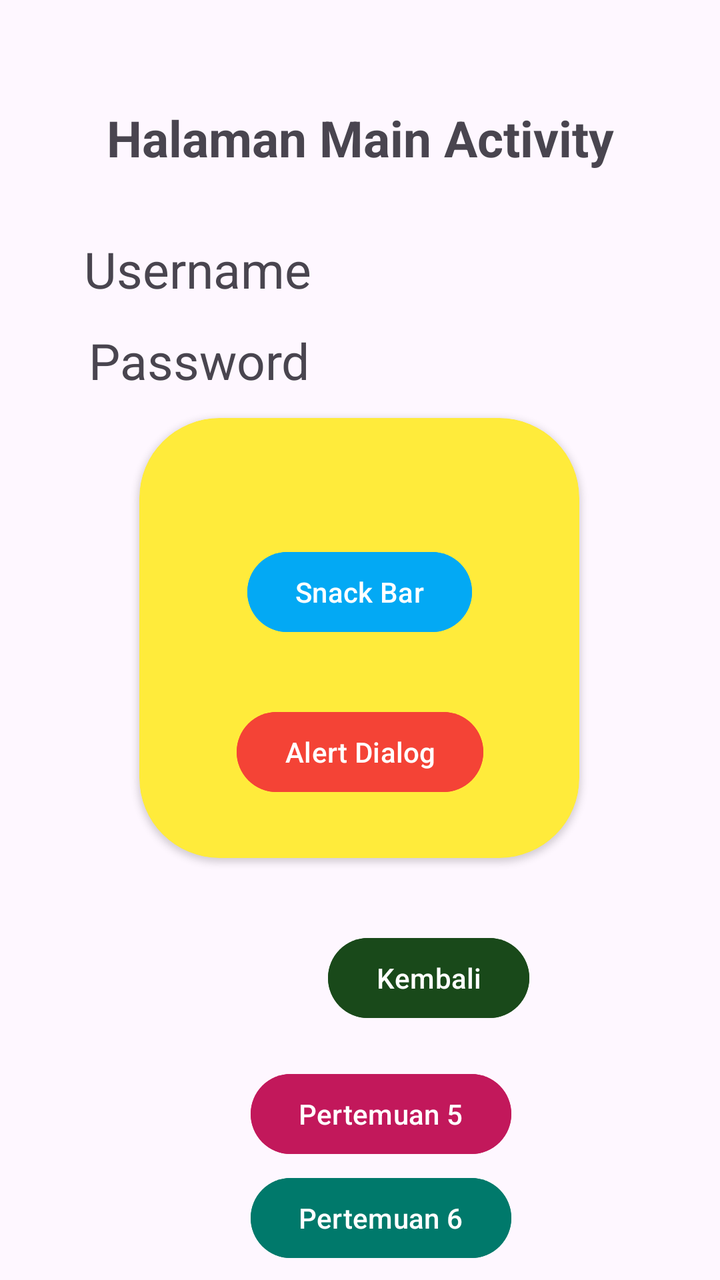
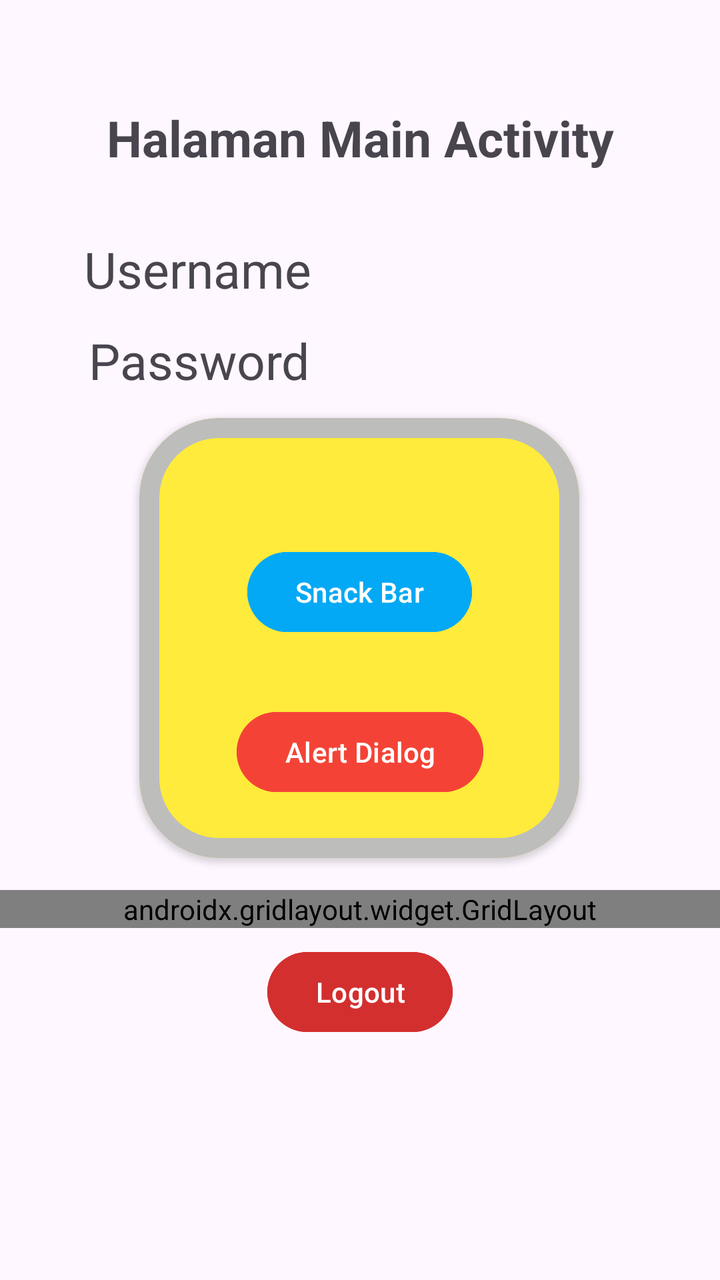

Screens rendered from an Android XML layout before and after an edit, with the pre-edit source and the edit as a unified diff.
<!-- AndroidManifest.xml: application theme Theme.AppCompat.Light.NoActionBar -->
<!-- res/layout/fragment_home.xml -->
<?xml version="1.0" encoding="utf-8"?>
<androidx.constraintlayout.widget.ConstraintLayout
    xmlns:android="http://schemas.android.com/apk/res/android"
    xmlns:app="http://schemas.android.com/apk/res-auto"
    xmlns:tools="http://schemas.android.com/tools"
    android:layout_width="match_parent"
    android:layout_height="match_parent"
    tools:context=".Home.HomeFragment">

    <TextView
        android:id="@+id/textView4"
        android:layout_width="wrap_content"
        android:layout_height="wrap_content"
        android:layout_marginTop="52dp"
        android:text="Halaman Main Activity"
        android:textSize="25sp"
        android:textStyle="bold"
        app:layout_constraintEnd_toEndOf="parent"
        app:layout_constraintStart_toStartOf="parent"
        app:layout_constraintTop_toTopOf="parent" />

    <TextView
        android:id="@+id/txtUsername"
        android:layout_width="wrap_content"
        android:layout_height="wrap_content"
        android:layout_marginTop="32dp"
        android:text="Username"
        android:textSize="25sp"
        app:layout_constraintEnd_toEndOf="parent"
        app:layout_constraintHorizontal_bias="0.171"
        app:layout_constraintStart_toStartOf="parent"
        app:layout_constraintTop_toBottomOf="@id/textView4" />

    <TextView
        android:id="@+id/txtPassword"
        android:layout_width="wrap_content"
        android:layout_height="wrap_content"
        android:layout_marginTop="12dp"
        android:text="Password"
        android:textSize="25sp"
        app:layout_constraintEnd_toEndOf="parent"
        app:layout_constraintHorizontal_bias="0.177"
        app:layout_constraintStart_toStartOf="parent"
        app:layout_constraintTop_toBottomOf="@id/txtUsername" />

    <androidx.cardview.widget.CardView
        android:id="@+id/materialCardView"
        android:layout_width="220dp"
        android:layout_height="220dp"
        android:layout_marginTop="12dp"
        app:cardBackgroundColor="#FFEB3B"
        app:cardCornerRadius="40dp"
        app:cardElevation="2dp"
        app:layout_constraintEnd_toEndOf="parent"
        app:layout_constraintHorizontal_bias="0.497"
        app:layout_constraintStart_toStartOf="parent"
        app:layout_constraintTop_toBottomOf="@id/txtPassword"
        app:strokeColor="#BDBDBC"
        app:strokeWidth="10dp">

        <androidx.constraintlayout.widget.ConstraintLayout
            android:layout_width="match_parent"
            android:layout_height="match_parent"
            android:layout_margin="15dp">

            <Button
                android:id="@+id/btnSnackBar"
                android:layout_width="wrap_content"
                android:layout_height="wrap_content"
                android:layout_marginTop="48dp"
                android:backgroundTint="#03A9F4"
                android:text="Snack Bar"
                app:layout_constraintEnd_toEndOf="parent"
                app:layout_constraintStart_toStartOf="parent"
                app:layout_constraintTop_toTopOf="parent" />

            <Button
                android:id="@+id/btnAlertDialog"
                android:layout_width="wrap_content"
                android:layout_height="wrap_content"
                android:layout_marginTop="32dp"
                android:backgroundTint="#F44336"
                android:text="Alert Dialog"
                app:layout_constraintBottom_toBottomOf="parent"
                app:layout_constraintEnd_toEndOf="parent"
                app:layout_constraintHorizontal_bias="0.505"
                app:layout_constraintStart_toStartOf="parent"
                app:layout_constraintTop_toBottomOf="@id/btnSnackBar"
                app:layout_constraintVertical_bias="0.0" />

        </androidx.constraintlayout.widget.ConstraintLayout>

    </androidx.cardview.widget.CardView>

    <Button
        android:id="@+id/btnKembali"
        android:layout_width="wrap_content"
        android:layout_height="wrap_content"
        android:layout_marginStart="164dp"
        android:layout_marginTop="36dp"
        android:backgroundTint="#19491A"
        android:text="Kembali"
        app:layout_constraintStart_toStartOf="parent"
        app:layout_constraintTop_toBottomOf="@id/materialCardView" />

    
    <Button
        android:id="@+id/btnToLima"
        android:layout_width="wrap_content"
        android:layout_height="wrap_content"
        android:layout_marginTop="20dp"
        android:backgroundTint="#C2185B"
        android:text="Pertemuan 5"
        app:layout_constraintEnd_toEndOf="parent"
        app:layout_constraintHorizontal_bias="0.546"
        app:layout_constraintStart_toStartOf="parent"
        app:layout_constraintTop_toBottomOf="@id/btnKembali" />

    
    <Button
        android:id="@+id/btnToSixth"
        android:layout_width="wrap_content"
        android:layout_height="wrap_content"
        android:layout_marginTop="4dp"
        android:backgroundTint="#00796B"
        android:text="Pertemuan 6"
        app:layout_constraintEnd_toEndOf="parent"
        app:layout_constraintHorizontal_bias="0.546"
        app:layout_constraintStart_toStartOf="parent"
        app:layout_constraintTop_toBottomOf="@id/btnToLima" />

    
    <Button
        android:id="@+id/btnLogout"
        android:layout_width="wrap_content"
        android:layout_height="wrap_content"
        android:layout_marginTop="20dp"
        android:backgroundTint="#D32F2F"
        android:text="Logout"
        app:layout_constraintEnd_toEndOf="parent"
        app:layout_constraintHorizontal_bias="0.537"
        app:layout_constraintStart_toStartOf="parent"
        app:layout_constraintTop_toBottomOf="@id/btnToSixth" />

</androidx.constraintlayout.widget.ConstraintLayout>
<!-- resources referenced by this layout -->
<resources>
  <style name="Theme.AppCompat.Light.NoActionBar" parent="Base.Theme.AppCompat.Light.NoActionBar" />
  <style name="Base.Theme.AppCompat.Light.NoActionBar" parent="Theme.Material3.DayNight.NoActionBar">
          
          
      </style>
</resources>

<!-- the commit's change to res/layout/fragment_home.xml (unified diff, before → after) -->
@@ -29,7 +29,7 @@
         app:layout_constraintEnd_toEndOf="parent"
         app:layout_constraintHorizontal_bias="0.171"
         app:layout_constraintStart_toStartOf="parent"
-        app:layout_constraintTop_toBottomOf="@id/textView4" />
+        app:layout_constraintTop_toBottomOf="@+id/textView4" />
 
     <TextView
         android:id="@+id/txtPassword"
@@ -41,9 +41,9 @@
         app:layout_constraintEnd_toEndOf="parent"
         app:layout_constraintHorizontal_bias="0.177"
         app:layout_constraintStart_toStartOf="parent"
-        app:layout_constraintTop_toBottomOf="@id/txtUsername" />
+        app:layout_constraintTop_toBottomOf="@+id/txtUsername" />
 
-    <androidx.cardview.widget.CardView
+    <com.google.android.material.card.MaterialCardView
         android:id="@+id/materialCardView"
         android:layout_width="220dp"
         android:layout_height="220dp"
@@ -54,7 +54,7 @@
         app:layout_constraintEnd_toEndOf="parent"
         app:layout_constraintHorizontal_bias="0.497"
         app:layout_constraintStart_toStartOf="parent"
-        app:layout_constraintTop_toBottomOf="@id/txtPassword"
+        app:layout_constraintTop_toBottomOf="@+id/txtPassword"
         app:strokeColor="#BDBDBC"
         app:strokeWidth="10dp">
 
@@ -85,61 +85,73 @@
                 app:layout_constraintEnd_toEndOf="parent"
                 app:layout_constraintHorizontal_bias="0.505"
                 app:layout_constraintStart_toStartOf="parent"
-                app:layout_constraintTop_toBottomOf="@id/btnSnackBar"
+                app:layout_constraintTop_toBottomOf="@+id/btnSnackBar"
                 app:layout_constraintVertical_bias="0.0" />
 
         </androidx.constraintlayout.widget.ConstraintLayout>
 
-    </androidx.cardview.widget.CardView>
-
-    <Button
-        android:id="@+id/btnKembali"
-        android:layout_width="wrap_content"
-        android:layout_height="wrap_content"
-        android:layout_marginStart="164dp"
-        android:layout_marginTop="36dp"
-        android:backgroundTint="#19491A"
-        android:text="Kembali"
-        app:layout_constraintStart_toStartOf="parent"
-        app:layout_constraintTop_toBottomOf="@id/materialCardView" />
+    </com.google.android.material.card.MaterialCardView>
 
     
-    <Button
-        android:id="@+id/btnToLima"
-        android:layout_width="wrap_content"
+    <androidx.gridlayout.widget.GridLayout
+        android:id="@+id/gridMenu"
+        android:layout_width="0dp"
         android:layout_height="wrap_content"
-        android:layout_marginTop="20dp"
-        android:backgroundTint="#C2185B"
-        android:text="Pertemuan 5"
+        android:layout_marginTop="16dp"
+        android:paddingHorizontal="16dp"
+        app:columnCount="2"
         app:layout_constraintEnd_toEndOf="parent"
-        app:layout_constraintHorizontal_bias="0.546"
         app:layout_constraintStart_toStartOf="parent"
-        app:layout_constraintTop_toBottomOf="@id/btnKembali" />
+        app:layout_constraintTop_toBottomOf="@+id/materialCardView"
+        app:useDefaultMargins="true">
+
+        <com.google.android.material.button.MaterialButton
+            android:id="@+id/btnKembali"
+            android:layout_width="0dp"
+            android:layout_height="wrap_content"
+            android:backgroundTint="#19491A"
+            android:text="Kembali"
+            app:layout_columnWeight="1"
+            app:layout_gravity="fill_horizontal" />
+
+        <com.google.android.material.button.MaterialButton
+            android:id="@+id/btnToLima"
+            android:layout_width="0dp"
+            android:layout_height="wrap_content"
+            android:backgroundTint="#C2185B"
+            android:text="Pertemuan 5"
+            app:layout_columnWeight="1"
+            app:layout_gravity="fill_horizontal" />
+
+        <com.google.android.material.button.MaterialButton
+            android:id="@+id/btnToSixth"
+            android:layout_width="0dp"
+            android:layout_height="wrap_content"
+            android:backgroundTint="#00796B"
+            android:text="Pertemuan 6"
+            app:layout_columnWeight="1"
+            app:layout_gravity="fill_horizontal" />
+
+        <com.google.android.material.button.MaterialButton
+            android:id="@+id/btntoNinth"
+            android:layout_width="0dp"
+            android:layout_height="wrap_content"
+            android:text="Pertemuan 9"
+            app:layout_columnWeight="1"
+            app:layout_gravity="fill_horizontal" />
+
+    </androidx.gridlayout.widget.GridLayout>
 
     
-    <Button
-        android:id="@+id/btnToSixth"
-        android:layout_width="wrap_content"
-        android:layout_height="wrap_content"
-        android:layout_marginTop="4dp"
-        android:backgroundTint="#00796B"
-        android:text="Pertemuan 6"
-        app:layout_constraintEnd_toEndOf="parent"
-        app:layout_constraintHorizontal_bias="0.546"
-        app:layout_constraintStart_toStartOf="parent"
-        app:layout_constraintTop_toBottomOf="@id/btnToLima" />
-
-    
-    <Button
+    <com.google.android.material.button.MaterialButton
         android:id="@+id/btnLogout"
         android:layout_width="wrap_content"
         android:layout_height="wrap_content"
-        android:layout_marginTop="20dp"
+        android:layout_marginTop="8dp"
         android:backgroundTint="#D32F2F"
         android:text="Logout"
         app:layout_constraintEnd_toEndOf="parent"
-        app:layout_constraintHorizontal_bias="0.537"
         app:layout_constraintStart_toStartOf="parent"
-        app:layout_constraintTop_toBottomOf="@id/btnToSixth" />
+        app:layout_constraintTop_toBottomOf="@+id/gridMenu" />
 
 </androidx.constraintlayout.widget.ConstraintLayout>
